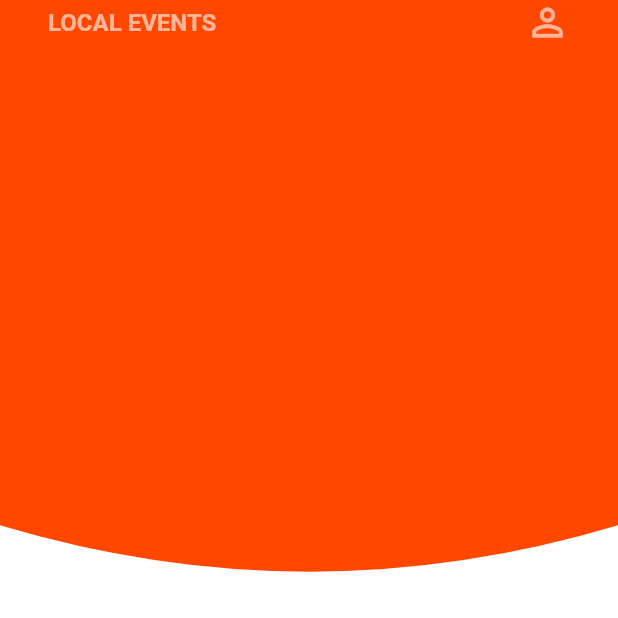
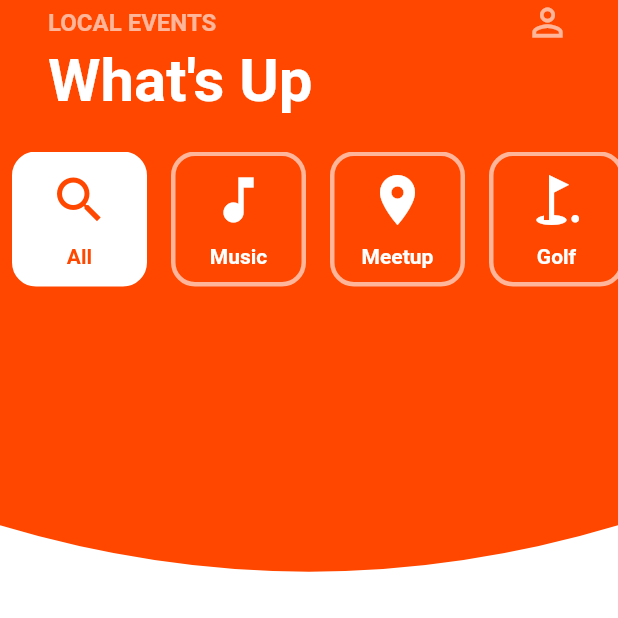
Before and after one commit to estevanjantsk/flutter_local_event_app, a Flutter app: the screen it shows after launch, on a phone screen of 412 x 824 dp, the top half of it. Run offline on Flutter 3.47's test engine with Material 2 defaults, Android fonts, the phone set to English and light mode, and no system bars.

Commit message:
add category widget

```diff
--- /dev/null
+++ b/lib/app_state.dart
@@ -0,0 +1,11 @@
+import 'package:flutter/material.dart';
+
+class AppState extends ChangeNotifier {
+
+  int selectedCategoryId = 0;
+
+  void updateCategoryId(int selectedCategoryId) {
+    this.selectedCategoryId  = selectedCategoryId;
+    notifyListeners();
+  }
+}
--- /dev/null
+++ b/lib/ui/event_details/home_page/category_widget.dart
@@ -0,0 +1,55 @@
+import 'package:flutter/material.dart';
+import 'package:provider/provider.dart';
+
+import 'package:local_events_app/styleguide.dart';
+
+import 'package:local_events_app/app_state.dart';
+import 'package:local_events_app/model/category.dart';
+
+class CategoryWidget extends StatelessWidget {
+  final Category category;
+
+  const CategoryWidget({Key key, this.category}) : super(key: key);
+
+  @override
+  Widget build(BuildContext context) {
+    final appState = Provider.of<AppState>(context);
+    final isSelected = appState.selectedCategoryId == category.categoryId;
+
+    return GestureDetector(
+      onTap: () {
+        if (!isSelected) {
+          appState.updateCategoryId(category.categoryId);
+        }
+      },
+      child: Container(
+        margin: const EdgeInsets.symmetric(horizontal: 8),
+        width: 90,
+        height: 90,
+        decoration: BoxDecoration(
+          border: Border.all(
+              color: isSelected ? Colors.white : Color(0x99FFFFFF), width: 3),
+          borderRadius: BorderRadius.all(Radius.circular(16)),
+          color: isSelected ? Colors.white : Colors.transparent,
+        ),
+        child: Column(
+          mainAxisAlignment: MainAxisAlignment.center,
+          children: <Widget>[
+            Icon(
+              category.icon,
+              color: isSelected ? Theme.of(context).primaryColor : Colors.white,
+              size: 40,
+            ),
+            SizedBox(
+              height: 10,
+            ),
+            Text(
+              category.name,
+              style: isSelected ? selectedCategoryTextStyle : categoryTextStyle,
+            )
+          ],
+        ),
+      ),
+    );
+  }
+}
--- a/lib/ui/event_details/home_page/home_page.dart
+++ b/lib/ui/event_details/home_page/home_page.dart
@@ -1,13 +1,20 @@
 import 'package:flutter/material.dart';
+import 'package:local_events_app/app_state.dart';
+import 'package:local_events_app/model/category.dart';
+import 'package:provider/provider.dart';
 
-import 'home_page_background.dart';
 import 'package:local_events_app/styleguide.dart';
+
+import 'package:local_events_app/ui/event_details/home_page/category_widget.dart';
+import 'package:local_events_app/ui/event_details/home_page/home_page_background.dart';
 
 class HomePage extends StatelessWidget {
   @override
   Widget build(BuildContext context) {
     return Scaffold(
-      body: Stack(
+      body: ChangeNotifierProvider(
+        create: (_) => AppState(),
+        child: Stack(
           children: <Widget>[
             HomePageBackground(
               screenHeight: MediaQuery.of(context).size.height,
@@ -34,12 +41,35 @@ class HomePage extends StatelessWidget {
                         ],
                       ),
                     ),
+                    Padding(
+                      padding: const EdgeInsets.symmetric(horizontal: 32.0),
+                      child: Text(
+                        "What's Up",
+                        style: whiteHeadingTextStyle,
+                      ),
+                    ),
+                    Padding(
+                      padding: const EdgeInsets.symmetric(vertical: 24.0),
+                      child: Consumer<AppState>(
+                        builder: (context, appState, _) =>
+                            SingleChildScrollView(
+                          scrollDirection: Axis.horizontal,
+                          child: Row(
+                            children: <Widget>[
+                              for (final category in categories)
+                                CategoryWidget(category: category)
+                            ],
+                          ),
+                        ),
+                      ),
+                    ),
                   ],
                 ),
               ),
             )
           ],
         ),
+      ),
     );
   }
 }
--- a/pubspec.yaml
+++ b/pubspec.yaml
@@ -23,6 +23,7 @@ dependencies:
   # The following adds the Cupertino Icons font to your application.
   # Use with the CupertinoIcons class for iOS style icons.
   cupertino_icons: ^0.1.2
+  provider: ^3.2.0
 
 dev_dependencies:
   flutter_test:
```
Also changed, not shown: pubspec.lock. Lines whose indentation alone changed are shown as unchanged.
